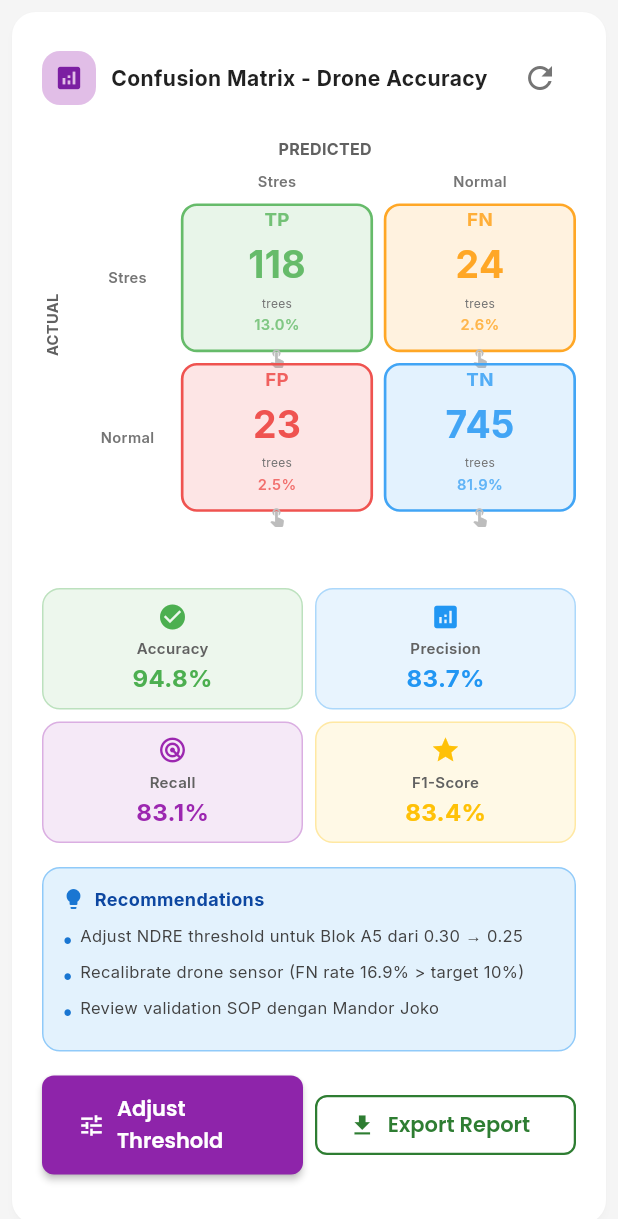
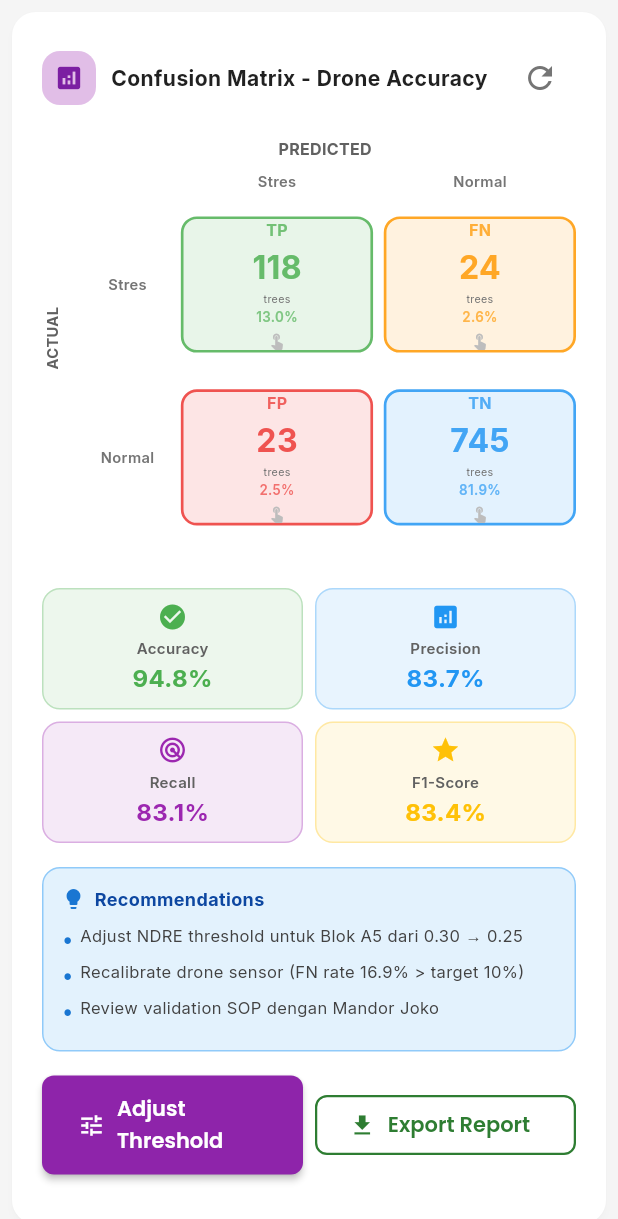
Before and after one commit to mastoroshadiq-prog/frontend-poac, a Flutter app: the ConfusionMatrixHeatmap widget shown alone on an empty page, opened directly, on a phone screen of 412 x 824 dp. Shown: the top 1219 px of the screen. Run offline on Flutter 3.47's test engine with Material 3 defaults, Android fonts, the light colour scheme and no system bars; our stand-ins replace fl_chart, google_fonts, percent_indicator, supabase_flutter; missing offline and left inert: dart:html; accounts and stored records are empty; network calls fail.

Commit message:
fix: reduce overflow errors in confusion matrix, SPK kanban, and mandor table

```diff
--- a/lib/views/dashboard/asisten/widgets/confusion_matrix_heatmap.dart
+++ b/lib/views/dashboard/asisten/widgets/confusion_matrix_heatmap.dart
@@ -152,7 +152,7 @@ class _ConfusionMatrixHeatmapState extends State<ConfusionMatrixHeatmap> {
         alignment: Alignment.topLeft,
         child: SizedBox(
           width: 400,
-          height: 280,
+          height: 300,
           child: Row(
             children: [
               // Y-axis label (Actual)
@@ -348,45 +348,46 @@ class _ConfusionMatrixHeatmapState extends State<ConfusionMatrixHeatmap> {
           ),
           child: Column(
             mainAxisAlignment: MainAxisAlignment.center,
+            mainAxisSize: MainAxisSize.min,
             children: [
               Text(
                 label,
                 style: TextStyle(
-                  fontSize: 14,
+                  fontSize: 12,
                   fontWeight: FontWeight.bold,
                   color: color.withOpacity(0.9),
                 ),
               ),
-              const SizedBox(height: 4),
+              const SizedBox(height: 2),
               Text(
                 count.toString(),
                 style: TextStyle(
-                  fontSize: 28,
+                  fontSize: 24,
                   fontWeight: FontWeight.bold,
                   color: color,
                 ),
               ),
-              const SizedBox(height: 2),
+              const SizedBox(height: 1),
               Text(
                 'trees',
                 style: TextStyle(
-                  fontSize: 9,
+                  fontSize: 8,
                   color: Colors.grey.shade600,
                 ),
               ),
-              const SizedBox(height: 2),
+              const SizedBox(height: 1),
               Text(
                 '${percentage.toStringAsFixed(1)}%',
                 style: TextStyle(
-                  fontSize: 11,
+                  fontSize: 10,
                   fontWeight: FontWeight.w600,
                   color: color.withOpacity(0.8),
                 ),
               ),
-              const SizedBox(height: 8),
+              const SizedBox(height: 4),
               Icon(
                 Icons.touch_app,
-                size: 16,
+                size: 14,
                 color: Colors.grey.shade400,
               ),
             ],
--- a/lib/views/dashboard/asisten/widgets/spk_kanban_board.dart
+++ b/lib/views/dashboard/asisten/widgets/spk_kanban_board.dart
@@ -590,6 +590,7 @@ class _SpkKanbanBoardState extends State<SpkKanbanBoard> {
                   Icon(_getTipeIcon(card.tipeSpk), size: 14, color: Colors.grey[600]),
                   const SizedBox(width: 4),
                   Expanded(
+                    flex: 2,
                     child: Text(
                       card.tipeSpk,
                       style: TextStyle(
@@ -599,9 +600,11 @@ class _SpkKanbanBoardState extends State<SpkKanbanBoard> {
                       overflow: TextOverflow.ellipsis,
                     ),
                   ),
+                  const SizedBox(width: 4),
                   Icon(Icons.person, size: 14, color: Colors.grey[600]),
                   const SizedBox(width: 4),
-                  Flexible(
+                  Expanded(
+                    flex: 2,
                     child: Text(
                       card.pelaksana,
                       style: TextStyle(
```
Also changed, not shown: lib/views/dashboard/asisten/widgets/mandor_performance_table.dart (+10 -6 lines).
